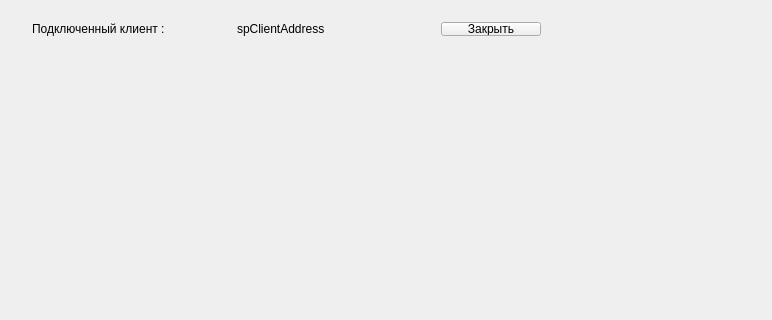
Above: unitTest/ServerEmulator/prServerEmulator/prServerEmulator.ui from zaqwsx1277/prS63BruteForce before the change; both pictures show x 0 to 772 and y 0 to 320 of the 1165 by 520 pixel window. Below: the same form after it.
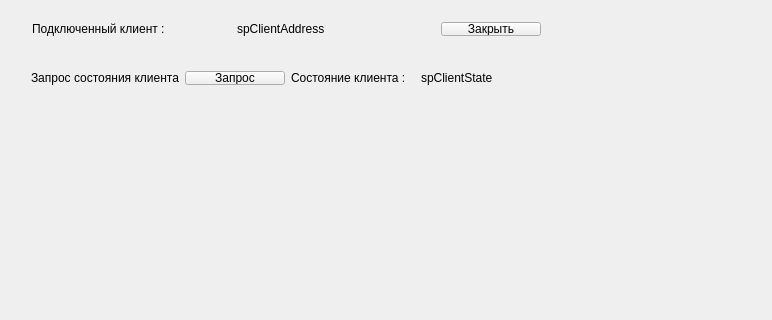
That is the form after the change.

Commit message: unitTest prServerEmulator Добавлен запрос состояния клиента

Patch:
```diff
--- a/unitTest/ServerEmulator/prServerEmulator/prServerEmulator.ui
+++ b/unitTest/ServerEmulator/prServerEmulator/prServerEmulator.ui
@@ -53,6 +53,64 @@
      </item>
     </layout>
    </widget>
+   <widget class="QWidget" name="">
+    <property name="geometry">
+     <rect>
+      <x>20</x>
+      <y>60</y>
+      <width>612</width>
+      <height>36</height>
+     </rect>
+    </property>
+    <layout class="QHBoxLayout" name="horizontalLayout">
+     <item>
+      <widget class="QLabel" name="label_2">
+       <property name="text">
+        <string>Запрос состояния клиента</string>
+       </property>
+      </widget>
+     </item>
+     <item>
+      <widget class="QPushButton" name="pushButton_2">
+       <property name="minimumSize">
+        <size>
+         <width>100</width>
+         <height>0</height>
+        </size>
+       </property>
+       <property name="maximumSize">
+        <size>
+         <width>100</width>
+         <height>16777215</height>
+        </size>
+       </property>
+       <property name="text">
+        <string>Запрос</string>
+       </property>
+      </widget>
+     </item>
+     <item>
+      <widget class="QLabel" name="label_3">
+       <property name="text">
+        <string>Состояние клиента :</string>
+       </property>
+      </widget>
+     </item>
+     <item>
+      <widget class="QLabel" name="spClientState">
+       <property name="minimumSize">
+        <size>
+         <width>200</width>
+         <height>0</height>
+        </size>
+       </property>
+       <property name="text">
+        <string>spClientState</string>
+       </property>
+      </widget>
+     </item>
+    </layout>
+   </widget>
   </widget>
  </widget>
  <layoutdefault spacing="6" margin="11"/>
```
The commit also changes 4 other files.
